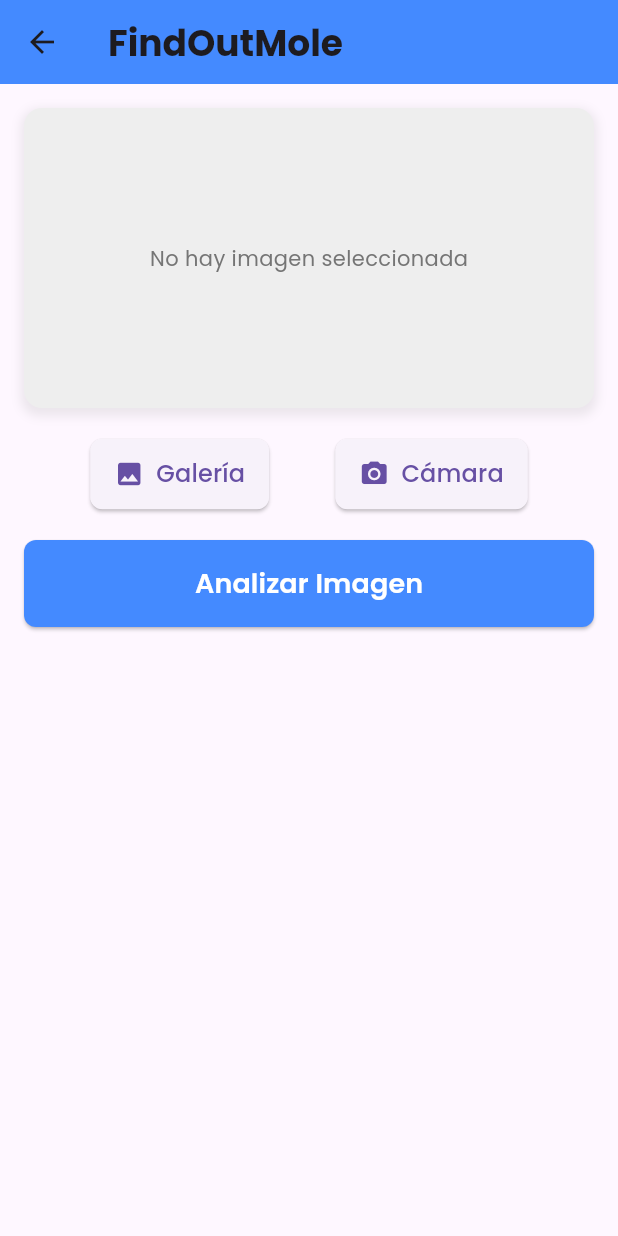
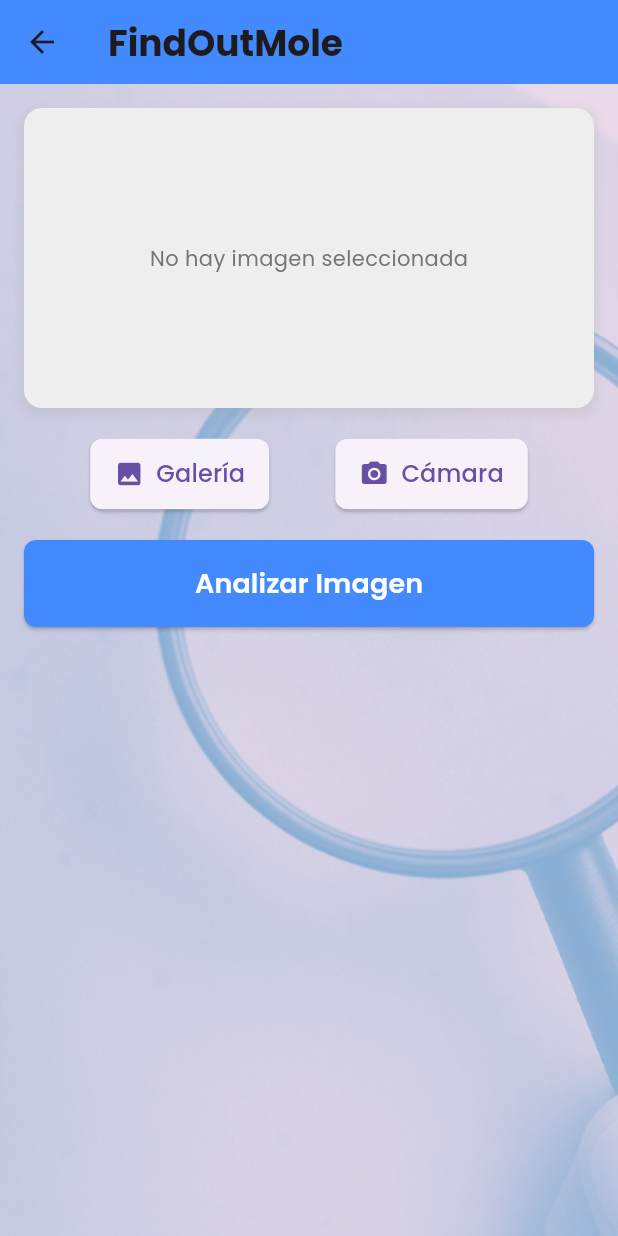
Before and after one commit to Sergi-10/findoutmole_copia, a Flutter app: the PredictionScreen screen opened directly with empty values, on a phone screen of 412 x 824 dp. Run offline on Flutter 3.47's test engine with Material 3 defaults, Android fonts, the phone set to English and light mode, and no system bars; our stand-ins replace cloud_firestore, firebase_auth, firebase_core, google_fonts, image_picker, permission_handler; missing offline and left inert: image_editor; accounts and stored records are empty; network calls fail.

Commit message:
añadido fondo a las ventanas de aconsultas y prediccion

```diff
--- a/lib/screen/prediction_screen.dart
+++ b/lib/screen/prediction_screen.dart
@@ -135,7 +135,23 @@ class _PredictionScreenState extends State<PredictionScreen> {
         ),
         backgroundColor: Colors.blueAccent,
       ),
-      body: SingleChildScrollView(
+      body: Stack(
+        children: [
+          // Imagen de fondo
+          Container(
+            decoration: BoxDecoration(
+              image: DecorationImage(
+                image: AssetImage('assets/images/2.png'),
+                fit: BoxFit.cover, // Cubre toda la pantalla
+                colorFilter: ColorFilter.mode(
+                  Colors.white.withOpacity(0.5), // Opcional: opacidad
+                  BlendMode.dstATop,
+                ),
+              ),
+            ),
+          ),
+          // Contenido desplazable
+          SingleChildScrollView(
             padding: const EdgeInsets.all(16.0),
             child: Column(
               crossAxisAlignment: CrossAxisAlignment.stretch,
@@ -300,6 +316,8 @@ class _PredictionScreenState extends State<PredictionScreen> {
               ],
             ),
           ),
+        ],
+      ),
     );
   }
 }
```
Also changed, not shown: lib/screen/menu_screen/ConsultasScreen.dart (+19 -1 lines), 3 other files. Lines whose indentation alone changed are shown as unchanged.
